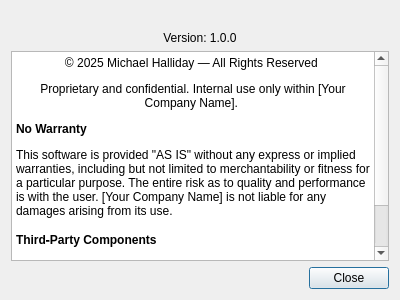
Above: src/ui/about_dialog/about_ui/about_dialog.ui from halledega/StudWalls before the change. Below: the same form after it.
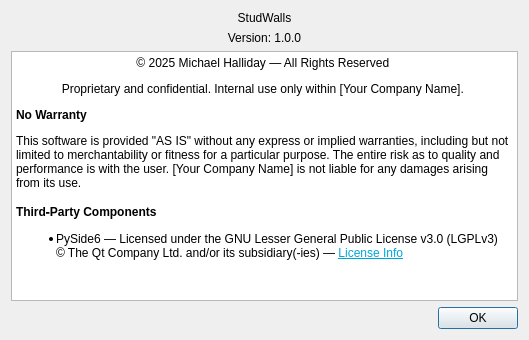
That is the form after the change.

Commit message: Add stud and load models, update material schema

What changed in the file:
```diff
--- a/src/ui/about_dialog/about_ui/about_dialog.ui
+++ b/src/ui/about_dialog/about_ui/about_dialog.ui
@@ -6,8 +6,8 @@
    <rect>
     <x>0</x>
     <y>0</y>
-    <width>400</width>
-    <height>300</height>
+    <width>529</width>
+    <height>340</height>
    </rect>
   </property>
   <property name="windowTitle">
@@ -19,7 +19,7 @@
    <item>
     <widget class="QLabel" name="labelTitle">
      <property name="text">
-      <string><b>StudWalls</b></string>
+      <string>StudWalls</string>
      </property>
      <property name="alignment">
       <set>Qt::AlignCenter</set>
@@ -43,20 +43,20 @@
    <item>
     <widget class="QTextBrowser" name="textBrowserLicense">
      <property name="html">
-      <string>
-       <![CDATA[
-       <p style="text-align:center;">© 2025 Michael Halliday — All Rights Reserved</p>
-       <p style="text-align:center;">Proprietary and confidential. Internal use only within [Your Company Name].</p>
-       <h4>No Warranty</h4>
-       <p>This software is provided "AS IS" without any express or implied warranties, including but not limited to merchantability or fitness for a particular purpose. The entire risk as to quality and performance is with the user. [Your Company Name] is not liable for any damages arising from its use.</p>
-       <h4>Third‑Party Components</h4>
-       <ul>
-         <li>PySide6 — Licensed under the GNU Lesser General Public License v3.0 (LGPLv3)<br/>
-         © The Qt Company Ltd. and/or its subsidiary(-ies) —
-         <a href="https://doc.qt.io/qtforpython/licenses.html">License Info</a></li>
-       </ul>
-       ]]>
-      </string>
+      <string>&lt;!DOCTYPE HTML PUBLIC &quot;-//W3C//DTD HTML 4.0//EN&quot; &quot;http://www.w3.org/TR/REC-html40/strict.dtd&quot;&gt;
+&lt;html&gt;&lt;head&gt;&lt;meta name=&quot;qrichtext&quot; content=&quot;1&quot; /&gt;&lt;meta charset=&quot;utf-8&quot; /&gt;&lt;style type=&quot;text/css&quot;&gt;
+p, li { white-space: pre-wrap; }
+hr { height: 1px; border-width: 0; }
+li.unchecked::marker { content: &quot;\2610&quot;; }
+li.checked::marker { content: &quot;\2612&quot;; }
+&lt;/style&gt;&lt;/head&gt;&lt;body style=&quot; font-family:'Segoe UI'; font-size:9pt; font-weight:400; font-style:normal;&quot;&gt;
+&lt;p align=&quot;center&quot; style=&quot; margin-top:12px; margin-bottom:12px; margin-left:0px; margin-right:0px; -qt-block-indent:0; text-indent:0px;&quot;&gt;© 2025 Michael Halliday — All Rights Reserved &lt;/p&gt;
+&lt;p align=&quot;center&quot; style=&quot; margin-top:12px; margin-bottom:12px; margin-left:0px; margin-right:0px; -qt-block-indent:0; text-indent:0px;&quot;&gt;Proprietary and confidential. Internal use only within [Your Company Name]. &lt;/p&gt;
+&lt;h4 style=&quot; margin-top:12px; margin-bottom:12px; margin-left:0px; margin-right:0px; -qt-block-indent:0; text-indent:0px;&quot;&gt;&lt;span style=&quot; font-size:medium; font-weight:700;&quot;&gt;No Warranty&lt;/span&gt; &lt;/h4&gt;
+&lt;p style=&quot; margin-top:12px; margin-bottom:12px; margin-left:0px; margin-right:0px; -qt-block-indent:0; text-indent:0px;&quot;&gt;This software is provided &amp;quot;AS IS&amp;quot; without any express or implied warranties, including but not limited to merchantability or fitness for a particular purpose. The entire risk as to quality and performance is with the user. [Your Company Name] is not liable for any damages arising from its use. &lt;/p&gt;
+&lt;h4 style=&quot; margin-top:12px; margin-bottom:12px; margin-left:0px; margin-right:0px; -qt-block-indent:0; text-indent:0px;&quot;&gt;&lt;span style=&quot; font-size:medium; font-weight:700;&quot;&gt;Third‑Party Components&lt;/span&gt; &lt;/h4&gt;
+&lt;ul style=&quot;margin-top: 0px; margin-bottom: 0px; margin-left: 0px; margin-right: 0px; -qt-list-indent: 1;&quot;&gt;
+&lt;li style=&quot; margin-top:12px; margin-bottom:12px; margin-left:0px; margin-right:0px; -qt-block-indent:0; text-indent:0px;&quot;&gt;PySide6 — Licensed under the GNU Lesser General Public License v3.0 (LGPLv3)&lt;br /&gt;© The Qt Company Ltd. and/or its subsidiary(-ies) — &lt;a href=&quot;https://doc.qt.io/qtforpython/licenses.html&quot;&gt;&lt;span style=&quot; text-decoration: underline; color:#00a7d6;&quot;&gt;License Info&lt;/span&gt;&lt;/a&gt; &lt;/li&gt;&lt;/ul&gt;&lt;/body&gt;&lt;/html&gt;</string>
      </property>
      <property name="openExternalLinks">
       <bool>true</bool>
@@ -71,7 +71,7 @@
    <item>
     <widget class="QDialogButtonBox" name="buttonBox">
      <property name="standardButtons">
-      <set>QDialogButtonBox::Close</set>
+      <set>QDialogButtonBox::StandardButton::Ok</set>
      </property>
     </widget>
    </item>
```
Left out of the diff: 18 changed lines with no effect on the pictures. The commit also changes 37 other files.
